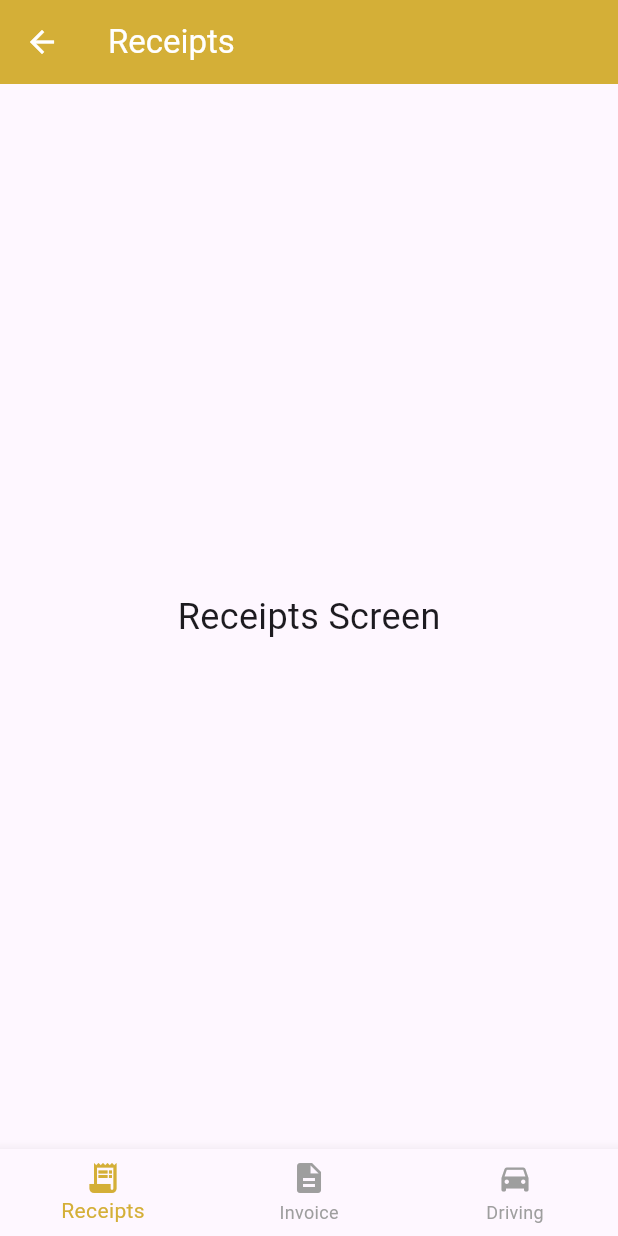
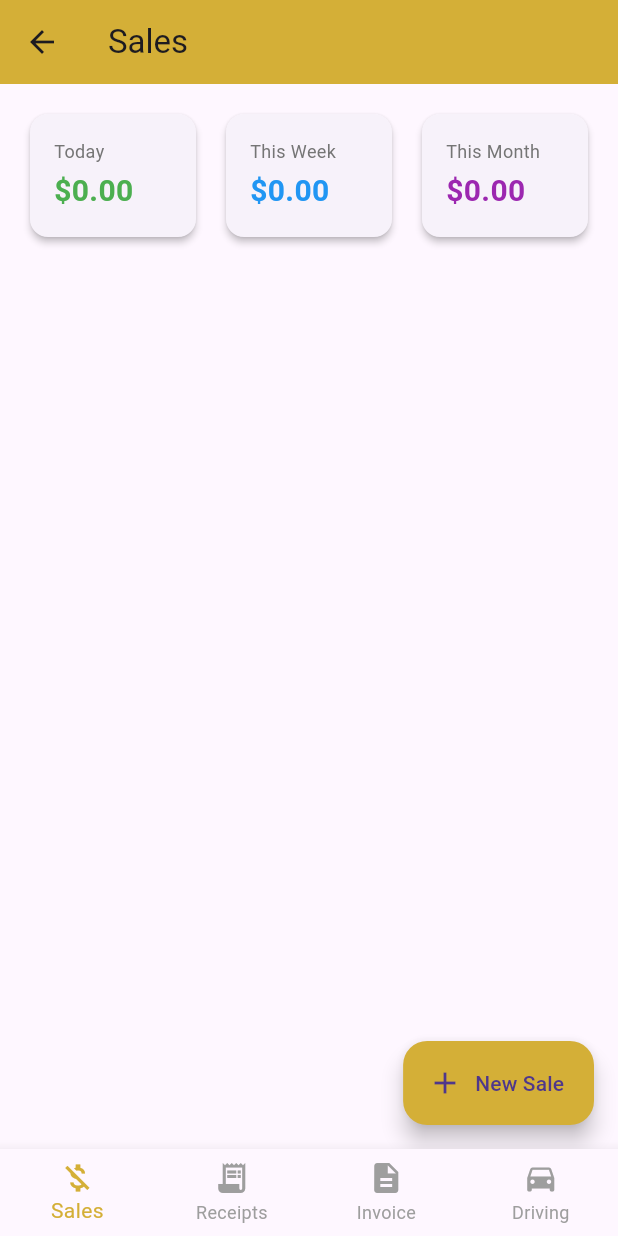
Before and after one commit to KCUkeka/grubypro, a Flutter app: the EcbHomeScreen screen opened directly, on a phone screen of 412 x 824 dp. Run offline on Flutter 3.47's test engine with Material 3 defaults, Android fonts, the phone set to English and light mode, and no system bars; our stand-ins replace csv, flutter_dotenv, google_sign_in, googleapis_auth, permission_handler, sqflite and 1 more; missing offline and left inert: googleapis; accounts and stored records are empty.

Commit message:
added sales pages

```diff
--- a/lib/screens/ecb/ecb_home.dart
+++ b/lib/screens/ecb/ecb_home.dart
@@ -2,6 +2,7 @@ import 'package:flutter/material.dart';
 import 'package:grubypro/screens/ecb/driving.dart';
 import 'package:grubypro/screens/ecb/invoice.dart';
 import 'package:grubypro/screens/ecb/receipts.dart';
+import 'package:grubypro/screens/ecb/sales.dart';
 
 class EcbHomeScreen extends StatefulWidget {
   const EcbHomeScreen({super.key});
@@ -14,6 +15,7 @@ class _EcbHomeScreenState extends State<EcbHomeScreen> {
   int _currentIndex = 0;
 
   final List<Widget> _screens = [
+    const SalesScreen(),
     const ReceiptsScreen(),
     const InvoiceScreen(),
     const DrivingScreen(),
@@ -31,6 +33,10 @@ class _EcbHomeScreenState extends State<EcbHomeScreen> {
         onTap: (index) => setState(() => _currentIndex = index),
         items: const [
           BottomNavigationBarItem(
+            icon: Icon(Icons.money_off_outlined),
+            label: 'Sales',
+          ),
+          BottomNavigationBarItem(
             icon: Icon(Icons.receipt_long),
             label: 'Receipts',
           ),
--- /dev/null
+++ b/lib/screens/ecb/sales.dart
@@ -0,0 +1,124 @@
+import 'package:flutter/material.dart';
+import 'package:grubypro/screens/ecb/sale_calculator.dart';
+
+class SalesScreen extends StatefulWidget {
+  const SalesScreen({super.key});
+
+  @override
+  State<SalesScreen> createState() => _SalesScreenState();
+}
+
+class _SalesScreenState extends State<SalesScreen> {
+  @override
+  Widget build(BuildContext context) {
+    return Scaffold(
+      appBar: AppBar(
+        title: const Text('Sales'),
+        backgroundColor: const Color(0xFFD4AF37),
+      ),
+      body: Column(
+        children: [
+          // Summary cards
+          _buildSummaryCards(),
+
+          // Sales list
+          Expanded(
+            child: _buildSalesList(),
+          ),
+        ],
+      ),
+      floatingActionButton: FloatingActionButton.extended(
+        onPressed: () {
+          Navigator.push(
+            context,
+            MaterialPageRoute(builder: (context) => const SaleCalculator()),
+          );
+        },
+        backgroundColor: const Color(0xFFD4AF37),
+        icon: const Icon(Icons.add),
+        label: const Text('New Sale'),
+      ),
+    );
+  }
+
+  Widget _buildSummaryCards() {
+    return Padding(
+      padding: const EdgeInsets.all(16.0),
+      child: Row(
+        children: [
+          Expanded(
+            child: _summaryCard('Today', '\$0.00', Colors.green),
+          ),
+          const SizedBox(width: 12),
+          Expanded(
+            child: _summaryCard('This Week', '\$0.00', Colors.blue),
+          ),
+          const SizedBox(width: 12),
+          Expanded(
+            child: _summaryCard('This Month', '\$0.00', Colors.purple),
+          ),
+        ],
+      ),
+    );
+  }
+
+  Widget _summaryCard(String label, String amount, Color color) {
+    return Card(
+      elevation: 2,
+      child: Padding(
+        padding: const EdgeInsets.all(16.0),
+        child: Column(
+          crossAxisAlignment: CrossAxisAlignment.start,
+          children: [
+            Text(
+              label,
+              style: TextStyle(
+                color: Colors.grey[600],
+                fontSize: 12,
+              ),
+            ),
+            const SizedBox(height: 4),
+            Text(
+              amount,
+              style: TextStyle(
+                fontSize: 20,
+                fontWeight: FontWeight.bold,
+                color: color,
+              ),
+            ),
+          ],
+        ),
+      ),
+    );
+  }
+
+  Widget _buildSalesList() {
+    // TODO: Fetch from Supabase
+    return ListView.builder(
+      padding: const EdgeInsets.all(16),
+      itemCount: 0, // Replace with actual data
+      itemBuilder: (context, index) {
+        return Card(
+          child: ListTile(
+            leading: CircleAvatar(
+              backgroundColor: const Color(0xFFD4AF37),
+              child: const Icon(Icons.shopping_bag, color: Colors.white),
+            ),
+            title: const Text('Sale #123'),
+            subtitle: const Text('Jan 15, 2025 • 3 items'),
+            trailing: const Text(
+              '\$45.00',
+              style: TextStyle(
+                fontWeight: FontWeight.bold,
+                fontSize: 16,
+              ),
+            ),
+            onTap: () {
+              // Navigate to sale detail
+            },
+          ),
+        );
+      },
+    );
+  }
+}
```
Also changed, not shown: lib/screens/ecb/sale_calculator.dart (added, +577 -0 lines).
